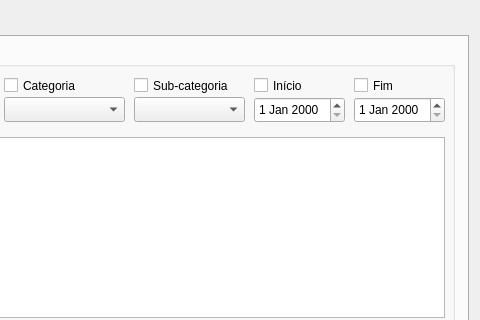
Before: the Qt Designer form ui/janela.ui in vazerick/controle_gastos, drawn with Qt 5; both pictures show x 779 to 1259 and y 0 to 320 of the 1259 by 600 pixel window.
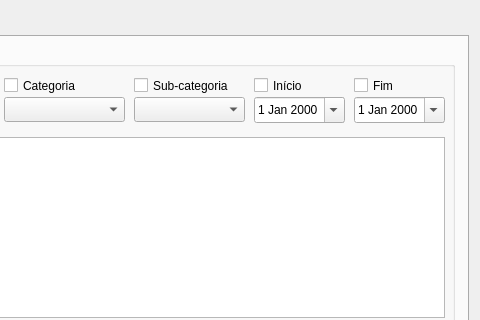
After: the same form once the commit is applied. The open tabs and pages were chosen to show the change. Custom widgets are drawn as their Qt base class.

Patch:
```diff
--- a/ui/janela.ui
+++ b/ui/janela.ui
@@ -1384,6 +1384,9 @@
           <height>26</height>
          </rect>
         </property>
+        <property name="calendarPopup">
+         <bool>true</bool>
+        </property>
        </widget>
        <widget class="QDateEdit" name="dateFim">
         <property name="geometry">
@@ -1394,6 +1397,9 @@
           <height>26</height>
          </rect>
         </property>
+        <property name="calendarPopup">
+         <bool>true</bool>
+        </property>
        </widget>
        <widget class="QTreeWidget" name="treeSaida_2">
         <property name="geometry">
```
Left out of the diff: 2 changed lines with no effect on the pictures.
